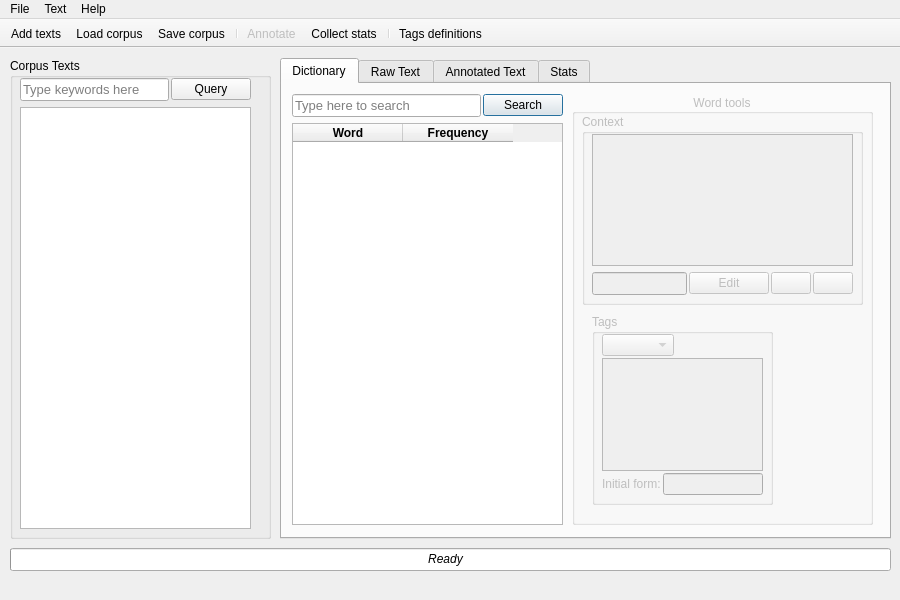
Old version of the form App/app_window.ui in the repository vladrrv/BSU-NLP.
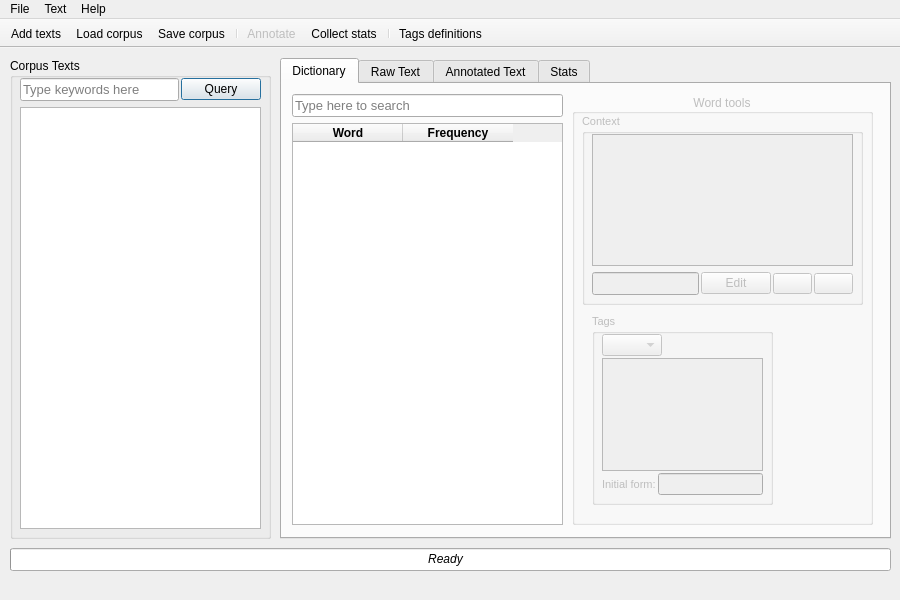
New version of the form. Icons and pictures are not drawn.

What changed in the file:
```diff
--- a/App/app_window.ui
+++ b/App/app_window.ui
@@ -86,6 +86,11 @@
         <height>431</height>
        </rect>
       </property>
+      <property name="font">
+       <font>
+        <pointsize>9</pointsize>
+       </font>
+      </property>
       <property name="title">
        <string>Word tools</string>
       </property>
@@ -101,6 +106,11 @@
          <height>191</height>
         </rect>
        </property>
+       <property name="font">
+        <font>
+         <pointsize>8</pointsize>
+        </font>
+       </property>
        <property name="title">
         <string>Tags</string>
        </property>
@@ -123,7 +133,14 @@
             <number>2</number>
            </property>
            <item>
-            <widget class="QComboBox" name="cb_tags"/>
+            <widget class="QComboBox" name="cb_tags">
+             <property name="maximumSize">
+              <size>
+               <width>60</width>
+               <height>16777215</height>
+              </size>
+             </property>
+            </widget>
            </item>
            <item>
             <spacer name="horizontalSpacer">
@@ -253,6 +270,11 @@
          <height>191</height>
         </rect>
        </property>
+       <property name="font">
+        <font>
+         <pointsize>8</pointsize>
+        </font>
+       </property>
        <property name="title">
         <string>Context</string>
        </property>
@@ -288,6 +310,17 @@
            </item>
            <item>
             <widget class="QPushButton" name="pb_edit">
+             <property name="maximumSize">
+              <size>
+               <width>70</width>
+               <height>16777215</height>
+              </size>
+             </property>
+             <property name="font">
+              <font>
+               <pointsize>9</pointsize>
+              </font>
+             </property>
              <property name="text">
               <string>Edit</string>
              </property>
@@ -343,11 +376,6 @@
       </property>
       <layout class="QVBoxLayout" name="verticalLayout_4">
        <item>
-        <layout class="QHBoxLayout" name="horizontalLayout_3">
-         <property name="spacing">
-          <number>2</number>
-         </property>
-         <item>
           <widget class="QLineEdit" name="le_search">
            <property name="font">
             <font>
@@ -363,25 +391,6 @@
           </widget>
          </item>
          <item>
-          <widget class="QPushButton" name="pb_search">
-           <property name="text">
-            <string>Search</string>
-           </property>
-           <property name="icon">
-            <iconset resource="App.qrc">
-             <normaloff>:/icon/24x24/84.png</normaloff>:/icon/24x24/84.png</iconset>
-           </property>
-           <property name="default">
-            <bool>true</bool>
-           </property>
-           <property name="flat">
-            <bool>false</bool>
-           </property>
-          </widget>
-         </item>
-        </layout>
-       </item>
-       <item>
         <widget class="QTableWidget" name="tw_wordfreq">
          <property name="editTriggers">
           <set>QAbstractItemView::NoEditTriggers</set>
@@ -780,6 +789,11 @@
       <height>481</height>
      </rect>
     </property>
+    <property name="font">
+     <font>
+      <pointsize>9</pointsize>
+     </font>
+    </property>
     <property name="title">
      <string>Corpus Texts</string>
     </property>
@@ -788,7 +802,7 @@
       <rect>
        <x>10</x>
        <y>20</y>
-       <width>231</width>
+       <width>241</width>
        <height>451</height>
       </rect>
      </property>
@@ -812,9 +826,22 @@
         </item>
         <item>
          <widget class="QPushButton" name="pb_query">
+          <property name="maximumSize">
+           <size>
+            <width>80</width>
+            <height>16777215</height>
+           </size>
+          </property>
           <property name="text">
            <string>Query</string>
           </property>
+          <property name="icon">
+           <iconset resource="App.qrc">
+            <normaloff>:/icon/24x24/84.png</normaloff>:/icon/24x24/84.png</iconset>
+          </property>
+          <property name="default">
+           <bool>true</bool>
+          </property>
          </widget>
         </item>
        </layout>
```
Left out of the diff: 3 changed lines with no effect on the pictures. Lines whose indentation alone changed are shown as unchanged.
